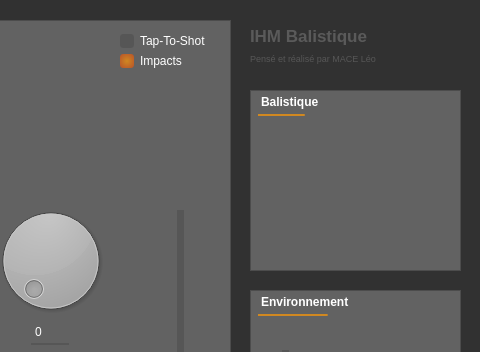
The window that IHM/mainwindow.ui (Tenlutshy/IHM_Balistique) describes before a commit, drawn with Qt 5; both pictures show x 480 to 960 and y 0 to 352 of the 960 by 540 pixel window.
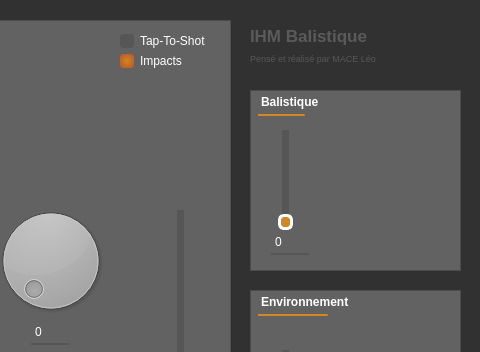
The same window after the commit.

Commit message: Modification du poids

Diff of the .ui file:
```diff
--- a/IHM/mainwindow.ui
+++ b/IHM/mainwindow.ui
@@ -548,6 +548,104 @@
       <string>Balistique</string>
      </property>
     </widget>
+    <widget class="QSlider" name="projPoids">
+     <property name="geometry">
+      <rect>
+       <x>20</x>
+       <y>40</y>
+       <width>31</width>
+       <height>101</height>
+      </rect>
+     </property>
+     <property name="styleSheet">
+      <string notr="true">QSlider::groove:vertical {
+    border: 1px solid #999999; /* Bordure grise */
+    width: 5px; /* Largeur du groove */
+    border-radius: 6px; /* Bordure arrondie */
+}
+/* Couleur non selection */
+QSlider::sub-page:vertical {
+	background-color: rgb(86, 86, 86);
+}
+/*  Couleur selection */
+QSlider::add-page:vertical {
+	background-color: qlineargradient(spread:pad, x1:0.5, y1:1, x2:0.481, y2:0, stop:0 rgba(171, 55, 46, 255), stop:1 rgba(208, 136, 33, 255));
+}
+
+/* Curseur */
+QSlider::handle:vertical {
+    background-color: #D08821; /* Couleur verte pour le curseur */
+    border: 3px solid white; /* Bordure grise */
+    width: 10px; /* Largeur du curseur */
+	height: 10px;
+    margin: 0 -5px; /* Marge pour centrer le curseur horizontalement */
+    border-radius: 6px; /* Bordure arrondie */
+}</string>
+     </property>
+     <property name="inputMethodHints">
+      <set>Qt::ImhNone</set>
+     </property>
+     <property name="minimum">
+      <number>1</number>
+     </property>
+     <property name="maximum">
+      <number>5</number>
+     </property>
+     <property name="tracking">
+      <bool>true</bool>
+     </property>
+     <property name="orientation">
+      <enum>Qt::Vertical</enum>
+     </property>
+     <property name="invertedAppearance">
+      <bool>false</bool>
+     </property>
+     <property name="tickPosition">
+      <enum>QSlider::NoTicks</enum>
+     </property>
+    </widget>
+    <widget class="QSpinBox" name="te_projPoids">
+     <property name="geometry">
+      <rect>
+       <x>20</x>
+       <y>140</y>
+       <width>40</width>
+       <height>25</height>
+      </rect>
+     </property>
+     <property name="styleSheet">
+      <string notr="true">QSpinBox {
+    border: none; /* Supprimer toutes les bordures par défaut */
+    border-bottom: 2px solid; /* Bordure noire en bas */
+	border-color: rgb(86, 86, 86);
+    border-radius: 1px; /* Bordure arrondie */
+    padding: 3px; /* Rembourrage */
+    min-width: 30px; /* Largeur minimale */
+	text-align: center;
+}
+
+/* Style de la QSpinBox lorsqu'elle est sélectionnée */
+QSpinBox:focus {
+    border-bottom: 2px solid #D08821; /* Bordure rouge en bas lors de la sélection */
+}
+
+/* Style de la flèche de montée */
+QSpinBox::up-button {
+    width: 0px; /* Largeur nulle */
+    height: 0px; /* Hauteur nulle */
+}
+
+/* Style de la flèche de descente */
+QSpinBox::down-button {
+    width: 0px; /* Largeur nulle */
+    height: 0px; /* Hauteur nulle */
+}
+</string>
+     </property>
+     <property name="maximum">
+      <number>5</number>
+     </property>
+    </widget>
    </widget>
    <widget class="QFrame" name="frame_3">
     <property name="geometry">
```
The commit also changes 9 other files.
